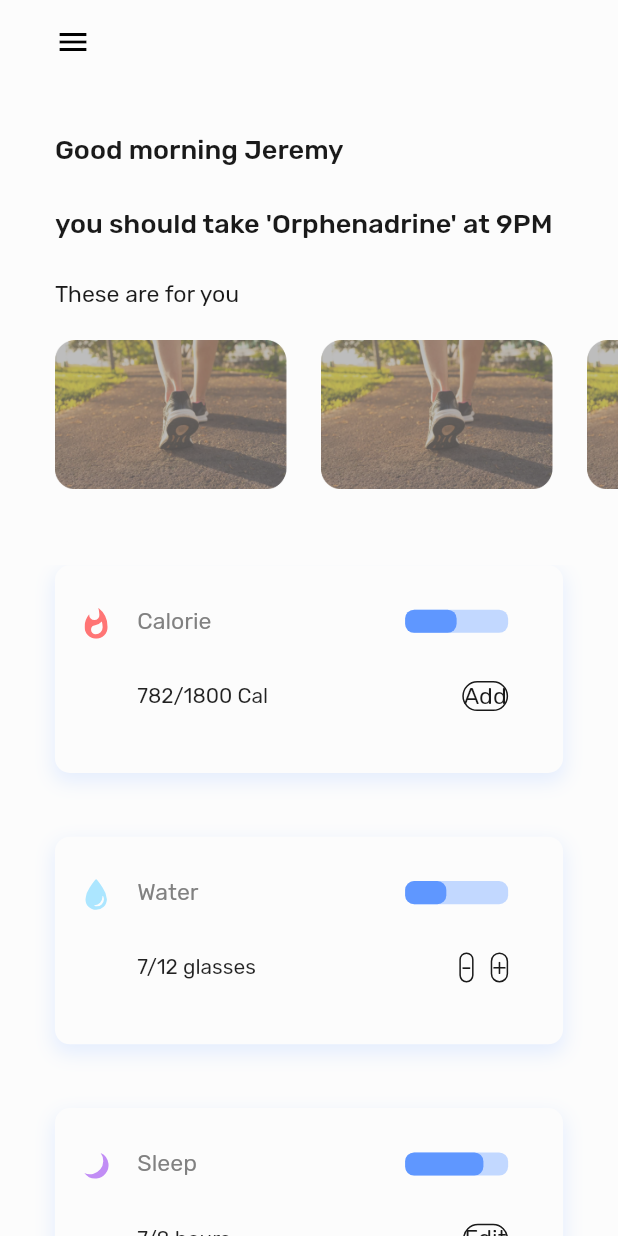
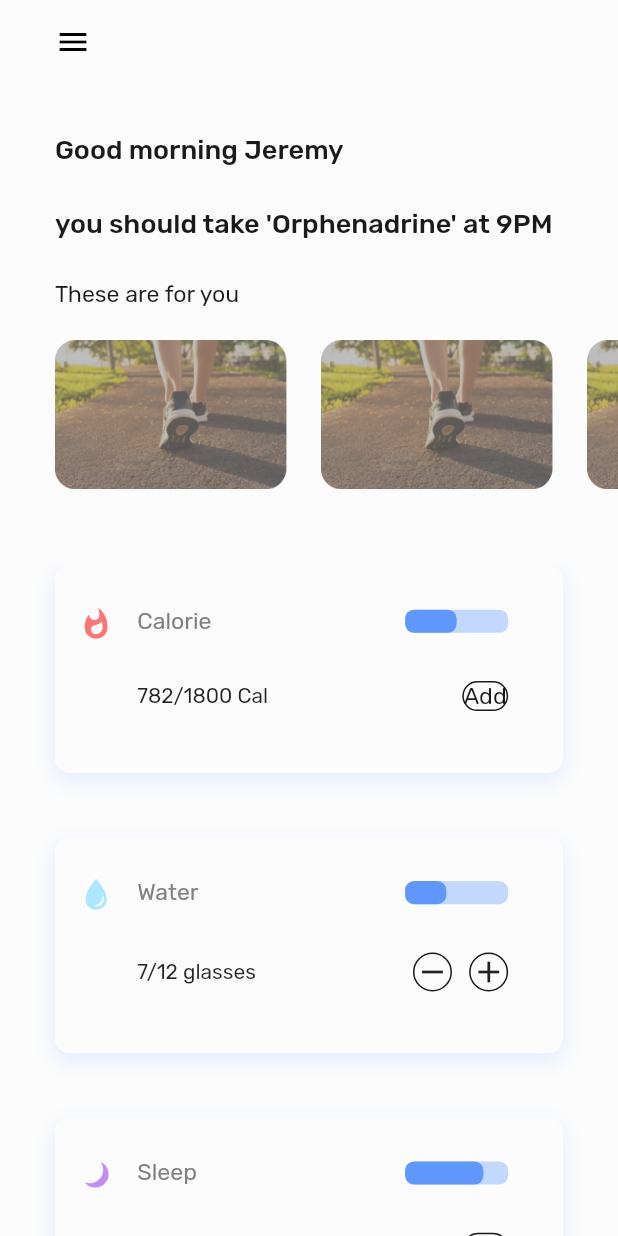
Before and after one commit to thisisyusub/Handy, a Flutter app: the HomePage screen opened by its route, on a phone screen of 412 x 824 dp. Run offline on Flutter 3.47's test engine with Material 2 defaults, Android fonts, the phone set to English and light mode, and no system bars; our stand-ins replace bloc, equatable, flutter_bloc, flutter_svg; statements that could not run were skipped.

Commit message:
home screen add and subtract buttons are corrected.

```diff
--- a/lib/presentation_layer/widgets/chip_item.dart
+++ b/lib/presentation_layer/widgets/chip_item.dart
@@ -10,6 +10,8 @@ class ChipItem extends StatelessWidget {
   final bool colored;
   final double borderRadius;
   final bool isResizable;
+  final IconData buttonIcon;
+  final bool isIconButton;
 
   ChipItem({
     this.label,
@@ -18,6 +20,8 @@ class ChipItem extends StatelessWidget {
     this.colored = false,
     this.borderRadius,
     this.isResizable = true,
+    this.buttonIcon,
+    this.isIconButton = false,
   });
 
   @override
@@ -38,12 +42,14 @@ class ChipItem extends StatelessWidget {
         ),
       ),
       child: Center(
-        child: Text(
-          label,
-          style: AppTextStyles.fontSize12RegularStyle,
-          softWrap: true,
-         textAlign: TextAlign.center,
-        ),
+        child: isIconButton
+            ? Icon(buttonIcon)
+            : Text(
+                label,
+                style: AppTextStyles.fontSize12RegularStyle,
+                softWrap: true,
+                textAlign: TextAlign.center,
+              ),
       ),
     );
   }
--- a/lib/presentation_layer/widgets/home_vertical_list_view.dart
+++ b/lib/presentation_layer/widgets/home_vertical_list_view.dart
@@ -33,21 +33,23 @@ class HomeVerticalListView extends StatelessWidget {
             rightBottomWidget: Row(
               children: <Widget>[
                 ChipItem(
-                  label: '-',
                   height: SizeConfig.heightMultiplier * 4.6875,
                   width: SizeConfig.widthMultiplier * 8.333,
                   borderRadius: SizeConfig.widthMultiplier * 4.166,
                   isResizable: false,
+                  isIconButton: true,
+                  buttonIcon: Icons.remove,
                 ),
                 SizedBox(
                   width: SizeConfig.widthMultiplier * 2.777,
                 ),
                 ChipItem(
-                  label: '+',
                   height: SizeConfig.heightMultiplier * 4.6875,
                   width: SizeConfig.widthMultiplier * 8.333,
                   borderRadius: SizeConfig.widthMultiplier * 4.166,
                   isResizable: false,
+                  isIconButton: true,
+                  buttonIcon: Icons.add,
                 ),
               ],
             ),
@@ -110,21 +112,23 @@ class HomeVerticalListView extends StatelessWidget {
                 Row(
                   children: <Widget>[
                     ChipItem(
-                      label: '-',
                       height: SizeConfig.heightMultiplier * 4.6875,
                       width: SizeConfig.widthMultiplier * 8.333,
                       borderRadius: SizeConfig.widthMultiplier * 4.166,
                       isResizable: false,
+                      isIconButton: true,
+                      buttonIcon: Icons.remove,
                     ),
                     SizedBox(
                       width: SizeConfig.widthMultiplier * 2.777,
                     ),
                     ChipItem(
-                      label: '+',
                       height: SizeConfig.heightMultiplier * 4.6875,
                       width: SizeConfig.widthMultiplier * 8.333,
                       borderRadius: SizeConfig.widthMultiplier * 4.166,
                       isResizable: false,
+                      isIconButton: true,
+                      buttonIcon: Icons.add,
                     ),
                   ],
                 ),
@@ -135,21 +139,23 @@ class HomeVerticalListView extends StatelessWidget {
                   crossAxisAlignment: CrossAxisAlignment.start,
                   children: <Widget>[
                     ChipItem(
-                      label: '-',
                       height: SizeConfig.heightMultiplier * 4.6875,
                       width: SizeConfig.widthMultiplier * 8.333,
                       borderRadius: SizeConfig.widthMultiplier * 4.166,
                       isResizable: false,
+                      isIconButton: true,
+                      buttonIcon: Icons.remove,
                     ),
                     SizedBox(
                       width: SizeConfig.widthMultiplier * 2.777,
                     ),
                     ChipItem(
-                      label: '+',
                       height: SizeConfig.heightMultiplier * 4.6875,
                       width: SizeConfig.widthMultiplier * 8.333,
                       borderRadius: SizeConfig.widthMultiplier * 4.166,
                       isResizable: false,
+                      isIconButton: true,
+                      buttonIcon: Icons.add,
                     ),
                   ],
                 ),
```
